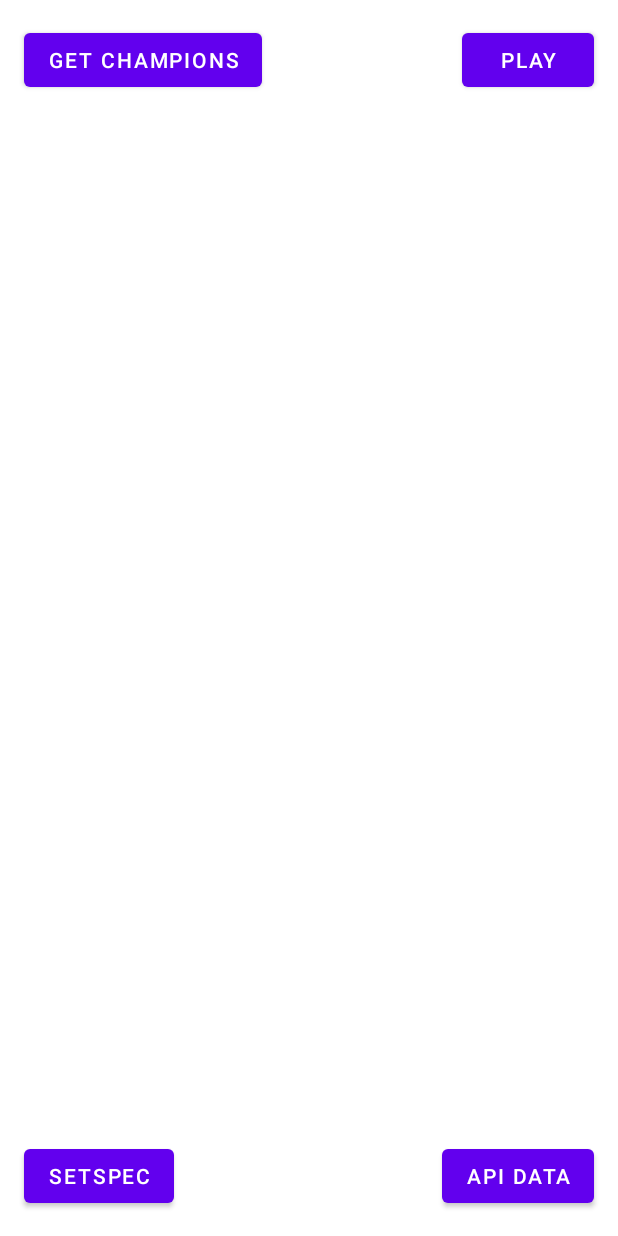
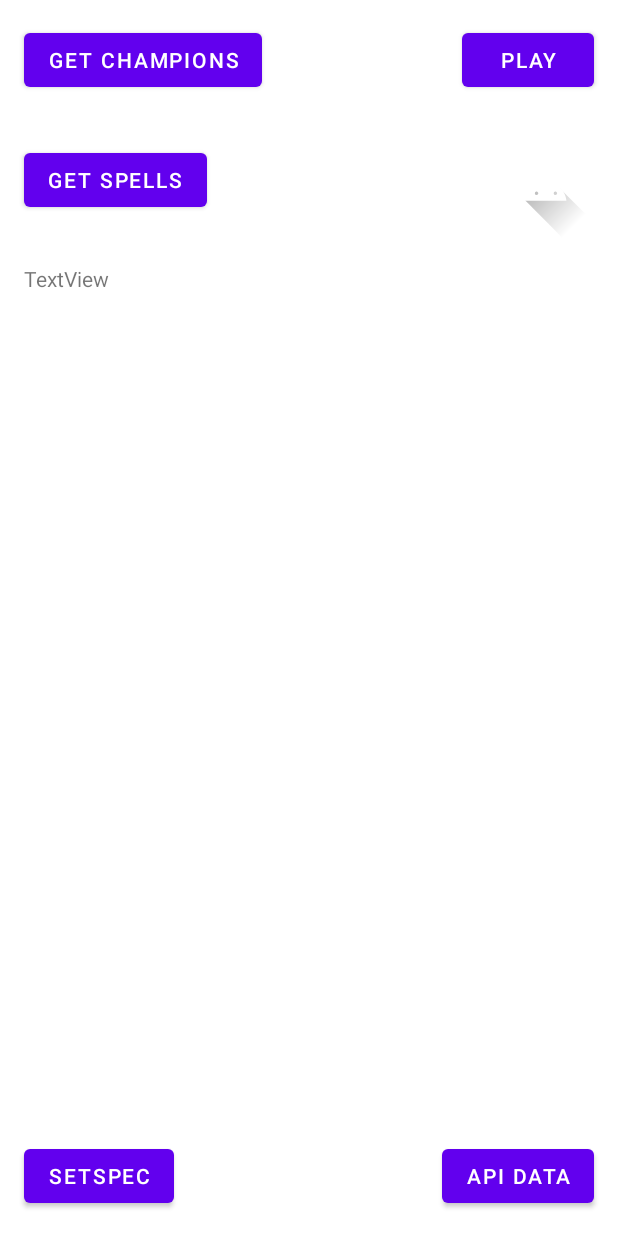
Before and after one commit to thiagoperea/duobot-confia, an Android app: the screen it shows after launch (MainActivity), on a phone screen of 412 x 824 dp. Run offline under Robolectric (Android 15) with nearby library versions, the phone set to English and light mode, and no system bars; pictures from the network do not load.

Commit message:
Tentando importar coisas da API

```diff
--- a/app/src/main/java/com/thiagoperea/duobotconfia/data/api/RiotService.kt
+++ b/app/src/main/java/com/thiagoperea/duobotconfia/data/api/RiotService.kt
@@ -1,6 +1,7 @@
 package com.thiagoperea.duobotconfia.data.api
 
 import com.thiagoperea.duobotconfia.data.model.ChampionApiResponse
+import com.thiagoperea.duobotconfia.data.model.SpellsApiResponse
 import retrofit2.http.GET
 import retrofit2.http.Path
 
@@ -11,6 +12,9 @@ interface RiotService {
 
     @GET("cdn/{game_version}/data/en_US/champion.json")
     suspend fun getAllChampions(@Path("game_version") gameVersion: String): ChampionApiResponse
+
+    @GET("cdn/{game_version}/data/en_US/summoner.json")
+    suspend fun getAllSpells(@Path("game_version") gameVersion: String): SpellsApiResponse
 }
 
 // TODO: example of square image
--- a/app/src/main/java/com/thiagoperea/duobotconfia/presentation/MainActivity.kt
+++ b/app/src/main/java/com/thiagoperea/duobotconfia/presentation/MainActivity.kt
@@ -5,14 +5,28 @@ import android.os.Bundle
 import android.widget.Button
 import android.widget.Toast
 import androidx.appcompat.app.AppCompatActivity
+import coil.load
 import com.thiagoperea.duobotconfia.R
+import com.thiagoperea.duobotconfia.databinding.ActivityMainBinding
 import com.thiagoperea.duobotconfia.presentation.api_data.ApiDataActivity
+import com.thiagoperea.duobotconfia.presentation.api_data.createService
+import kotlinx.coroutines.CoroutineScope
+import kotlinx.coroutines.Dispatchers
+import kotlinx.coroutines.launch
+import kotlinx.coroutines.withContext
 
 class MainActivity : AppCompatActivity() {
 
+    private lateinit var binding: ActivityMainBinding
+
     override fun onCreate(savedInstanceState: Bundle?) {
         super.onCreate(savedInstanceState)
-        setContentView(R.layout.activity_main)
+
+        binding = ActivityMainBinding.inflate(layoutInflater)
+        setContentView(binding.root)
+
+        setupButton()
+
 
         findViewById<Button>(R.id.apiDataButton).setOnClickListener {
             val intent = Intent(this, ApiDataActivity::class.java)
@@ -33,4 +47,31 @@ class MainActivity : AppCompatActivity() {
             startActivity(telinha)
         }
     }
+
+    private fun setupButton() {
+        binding.getSpells.setOnClickListener {
+            callGetSpellsApi()
+        }
+    }
+
+    private fun callGetSpellsApi() {
+        CoroutineScope(Dispatchers.Main).launch {
+            val gameVersion = "12.21.1"
+
+            val spellsData = withContext(Dispatchers.IO) {
+                createService().getAllSpells(gameVersion)
+            }
+
+            binding.txtResponse.text = spellsData.toString()
+
+            val spellsDataAsList = spellsData.data.map { it.value }
+            val randomSpell = spellsDataAsList.random()
+            val imageUrl = randomSpell.image.squareImgUrl
+
+
+
+            binding.imgSpell.load("http://ddragon.leagueoflegends.com/cdn/$gameVersion/img/spell/$imageUrl")
+
+        }
+    }
 }
--- a/app/src/main/res/layout/activity_main.xml
+++ b/app/src/main/res/layout/activity_main.xml
@@ -43,4 +43,34 @@
         android:text="SetSpec"
         app:layout_constraintBottom_toBottomOf="parent"
         app:layout_constraintStart_toStartOf="parent" />
+
+    <Button
+        android:id="@+id/getSpells"
+        android:layout_width="wrap_content"
+        android:layout_height="wrap_content"
+        android:layout_marginStart="16dp"
+        android:layout_marginTop="32dp"
+        android:text="Get Spells"
+        app:layout_constraintStart_toStartOf="parent"
+        app:layout_constraintTop_toBottomOf="@+id/getChampionsButton" />
+
+    <ImageView
+        android:id="@+id/imgSpell"
+        android:layout_width="64dp"
+        android:layout_height="64dp"
+        android:layout_marginTop="32dp"
+        android:layout_marginEnd="16dp"
+        app:layout_constraintEnd_toEndOf="parent"
+        app:layout_constraintTop_toBottomOf="@+id/qualquerCoisa"
+        app:srcCompat="@drawable/ic_launcher_foreground" />
+
+    <TextView
+        android:id="@+id/txtResponse"
+        android:layout_width="wrap_content"
+        android:layout_height="wrap_content"
+        android:layout_marginStart="16dp"
+        android:layout_marginTop="32dp"
+        android:text="TextView"
+        app:layout_constraintStart_toStartOf="parent"
+        app:layout_constraintTop_toBottomOf="@+id/getSpells" />
 </androidx.constraintlayout.widget.ConstraintLayout>
```
Also changed, not shown: app/src/main/java/com/thiagoperea/duobotconfia/data/model/SpellsApiResponse.kt (added, +17 -0 lines).
